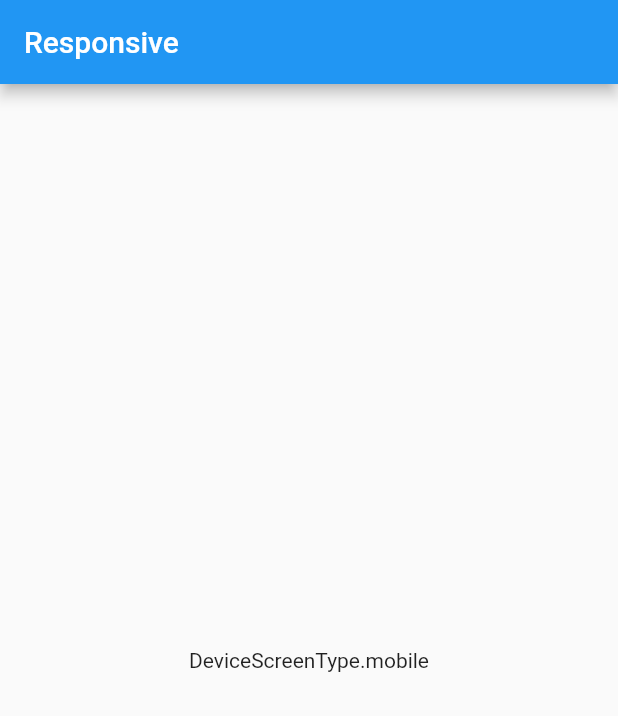
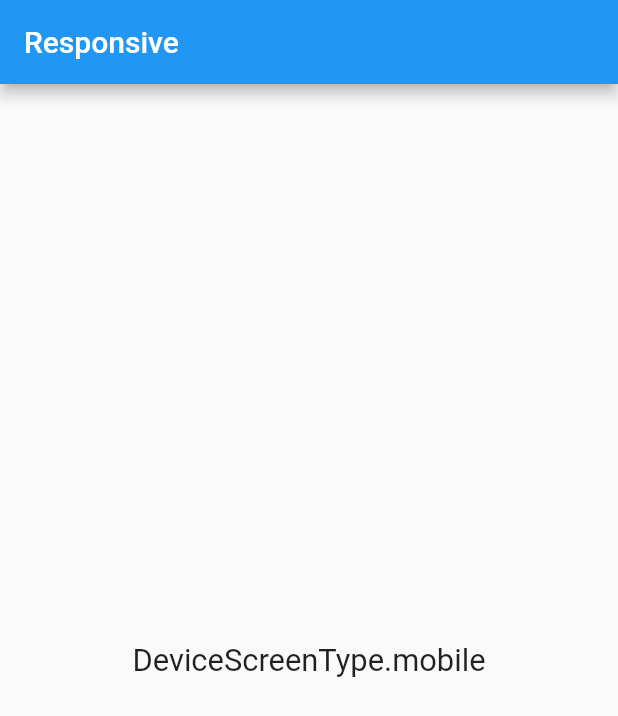
Before and after one commit to AyeshaSadia51/Flutter_PRACTICE, a Flutter app: the screen it shows after launch, on a phone screen of 412 x 824 dp. Shown: the top 716 px of the screen. Run offline on Flutter 3.47's test engine with Material 2 defaults, Android fonts, the phone set to English and light mode, and no system bars; our stand-ins replace device_preview, responsive_builder, sizer.

Commit message:
Responsive layout builder, Device Preview, Sizer

```diff
--- a/lib/home_screen.dart
+++ b/lib/home_screen.dart
@@ -1,5 +1,6 @@
 import 'package:flutter/material.dart';
 import 'package:responsive_builder/responsive_builder.dart';
+import 'package:sizer/sizer.dart';
 
 class HomeScreen extends StatelessWidget{
 
@@ -15,7 +16,10 @@ class HomeScreen extends StatelessWidget{
         builder: (context, sizeInformation){
           return Center(
             child: Text(
-                sizeInformation.deviceScreenType.toString()
+                sizeInformation.deviceScreenType.toString(),
+                style: TextStyle(
+                  fontSize: 15.sp
+                ),
             ),
           );
 
--- a/lib/main.dart
+++ b/lib/main.dart
@@ -1,9 +1,19 @@
+import 'package:device_preview/device_preview.dart';
+import 'package:flutter/foundation.dart';
 import 'package:flutter/material.dart';
 import 'package:flutter_practice/home_screen.dart';
-import 'package:responsive_builder/responsive_builder.dart';
+import 'package:sizer/sizer.dart';
+
 
 void main(){
-  runApp(MyApp());
+runApp(
+    DevicePreview(
+      enabled: kDebugMode, // kReleaseMode
+      builder: (context){
+      return MyApp();
+      },
+),
+);
 }
 
 class MyApp extends StatelessWidget{
@@ -11,9 +21,12 @@ class MyApp extends StatelessWidget{
 
   @override
   Widget build(BuildContext context) {
-    return ResponsiveApp(
-      builder:(BuildContext context) {
+    return Sizer(
+      builder: (context, orientation, deviceType) {
+        print(deviceType);
         return MaterialApp(
+          locale: DevicePreview.locale(context),
+          builder: DevicePreview.appBuilder,
           home: HomeScreen(),
         );
       }
--- a/pubspec.yaml
+++ b/pubspec.yaml
@@ -36,6 +36,8 @@ dependencies:
   # Use with the CupertinoIcons class for iOS style icons.
   cupertino_icons: ^1.0.2
   responsive_builder: ^0.7.0
+  device_preview: ^1.1.0
+  sizer: ^2.0.15
 
 dev_dependencies:
   flutter_test:
```
Also changed, not shown: pubspec.lock, 1 other file.
